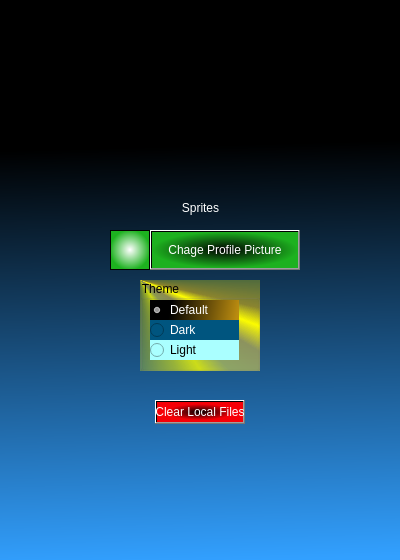
Qt form messenger1/options.ui (Lucimad007/Messenger_sprites_6) before a commit.
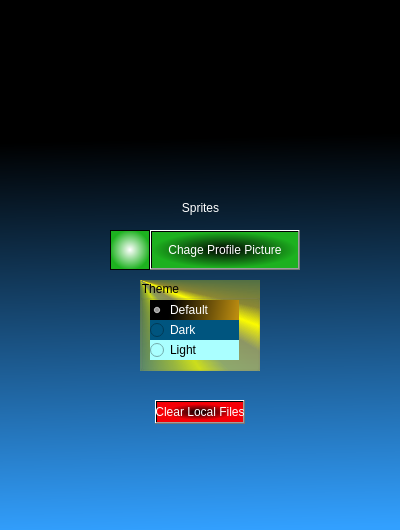
The same form after that commit.

Commit message: createjoin.ui and its slots

```diff
--- a/messenger1/options.ui
+++ b/messenger1/options.ui
@@ -7,7 +7,7 @@
     <x>0</x>
     <y>0</y>
     <width>400</width>
-    <height>560</height>
+    <height>530</height>
    </rect>
   </property>
   <property name="windowTitle">
```
The commit also changes 6 other files.
